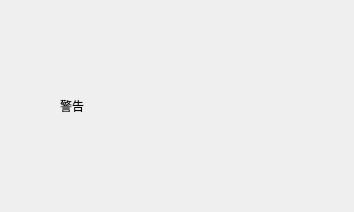
The window that warning.ui (SongYaoLynn/LanserMedicalManagement) describes before a commit, drawn with Qt 5.
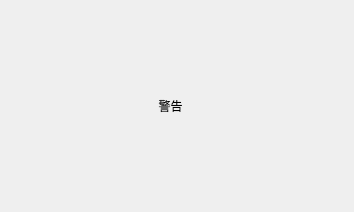
The same window after the commit.

Patch:
```diff
--- a/warning.ui
+++ b/warning.ui
@@ -25,6 +25,9 @@
    <property name="text">
     <string>警告</string>
    </property>
+   <property name="alignment">
+    <set>Qt::AlignCenter</set>
+   </property>
   </widget>
  </widget>
  <resources/>
```
